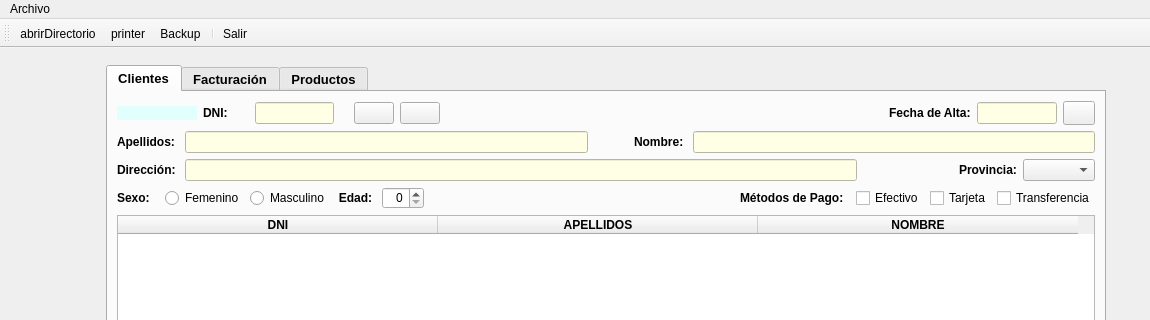
Qt form ventana.ui (XoanCarlos/PEREZGONZALEZ) before a commit; both pictures show x 0 to 1150 and y 0 to 320 of the 1150 by 886 pixel window.
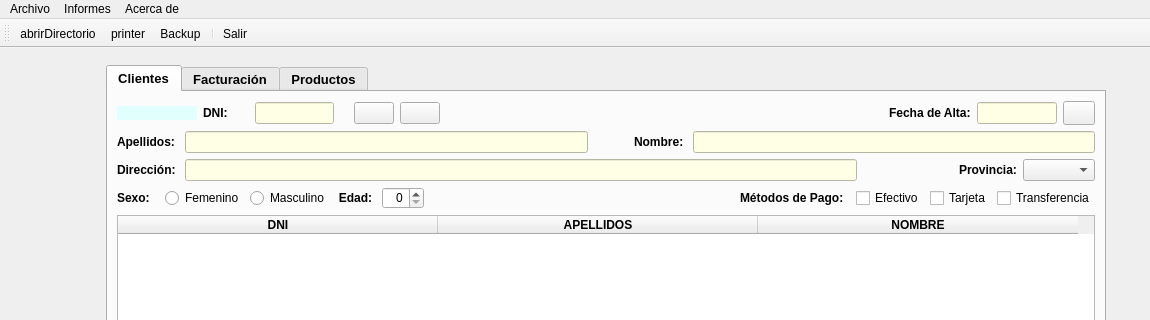
The same form after that commit. Icons and pictures are not drawn.

Patch:
```diff
--- a/ventana.ui
+++ b/ventana.ui
@@ -964,7 +964,22 @@
     <addaction name="separator"/>
     <addaction name="menubarSalir"/>
    </widget>
+   <widget class="QMenu" name="menuInformes">
+    <property name="title">
+     <string>Informes</string>
+    </property>
+    <addaction name="menubarReportCli"/>
+    <addaction name="actionImprimir_Factura"/>
+    <addaction name="actionListado_Productos"/>
+   </widget>
+   <widget class="QMenu" name="menuAcerca_de">
+    <property name="title">
+     <string>Acerca de</string>
+    </property>
+   </widget>
    <addaction name="menuArchivo"/>
+   <addaction name="menuInformes"/>
+   <addaction name="menuAcerca_de"/>
   </widget>
   <widget class="QStatusBar" name="statusbar">
    <property name="enabled">
```
Left out of the diff: 17 changed lines with no effect on the pictures.
